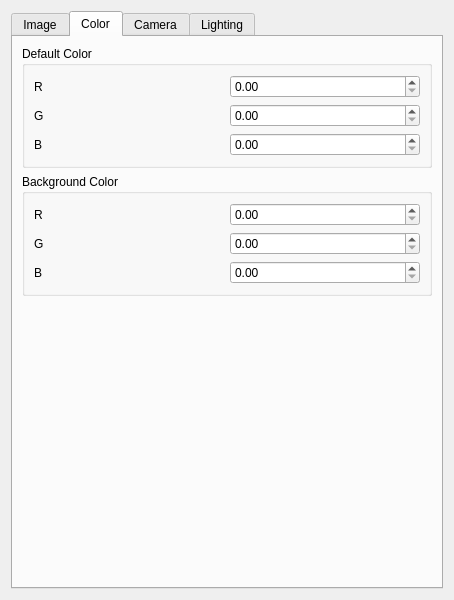
Before: the Qt Designer form src/Interface/Modules/Visualization/InterfaceWithOspray.ui in SCIInstitute/SCIRun, drawn with Qt 5.
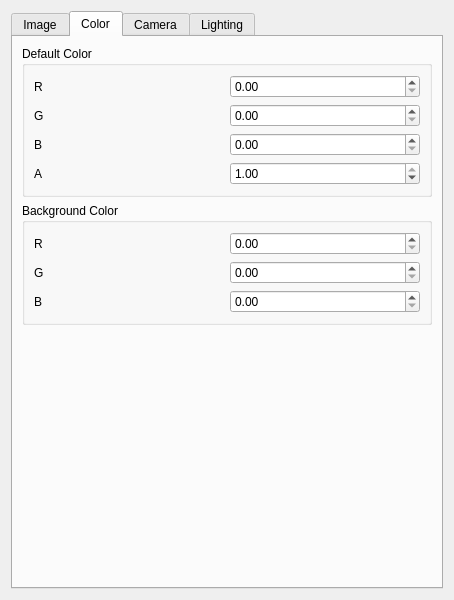
After: the same form once the commit is applied. The open tabs and pages were chosen to show the change.

Patch:
```diff
--- a/src/Interface/Modules/Visualization/InterfaceWithOspray.ui
+++ b/src/Interface/Modules/Visualization/InterfaceWithOspray.ui
@@ -238,6 +238,26 @@
             </property>
            </widget>
           </item>
+          <item row="3" column="1">
+           <widget class="QDoubleSpinBox" name="defaultColorADoubleSpinBox_">
+            <property name="maximum">
+             <double>1.000000000000000</double>
+            </property>
+            <property name="singleStep">
+             <double>0.100000000000000</double>
+            </property>
+            <property name="value">
+             <double>1.000000000000000</double>
+            </property>
+           </widget>
+          </item>
+          <item row="3" column="0">
+           <widget class="QLabel" name="label_23">
+            <property name="text">
+             <string>A</string>
+            </property>
+           </widget>
+          </item>
          </layout>
         </widget>
        </item>
```
Left out of the diff: 2 changed lines with no effect on the pictures.
